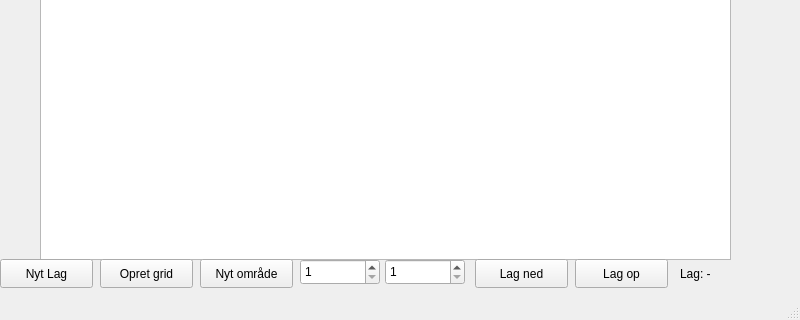
gulleh5002-spec/semestor-projekt-2, file GUI/GUI/mainwindow.ui: the form before one commit; both pictures show x 0 to 800 and y 280 to 600 of the 800 by 600 pixel window.
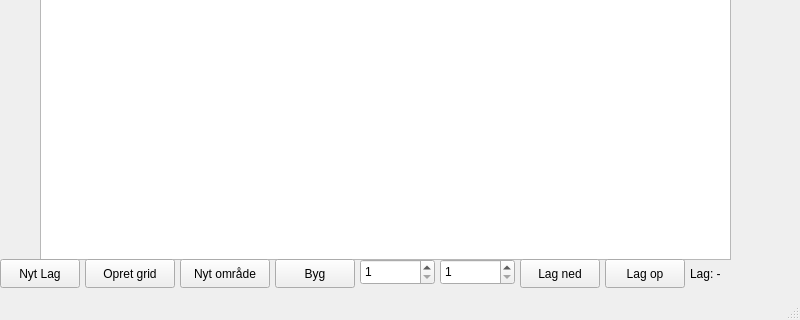
The form after the commit.

Commit message: Byg knap, samt funktionalitet for json

Patch:
```diff
--- a/GUI/GUI/mainwindow.ui
+++ b/GUI/GUI/mainwindow.ui
@@ -40,7 +40,7 @@
      <rect>
       <x>0</x>
       <y>520</y>
-      <width>93</width>
+      <width>80</width>
       <height>29</height>
      </rect>
     </property>
@@ -51,9 +51,9 @@
    <widget class="QPushButton" name="pushButtonCreateGrid">
     <property name="geometry">
      <rect>
-      <x>100</x>
+      <x>85</x>
       <y>520</y>
-      <width>93</width>
+      <width>90</width>
       <height>29</height>
      </rect>
     </property>
@@ -64,9 +64,9 @@
    <widget class="QPushButton" name="pushButtonNewWorkspace">
     <property name="geometry">
      <rect>
-      <x>200</x>
+      <x>180</x>
       <y>520</y>
-      <width>93</width>
+      <width>90</width>
       <height>29</height>
      </rect>
     </property>
@@ -77,9 +77,9 @@
    <widget class="QSpinBox" name="spinBoxWitdh">
     <property name="geometry">
      <rect>
-      <x>300</x>
+      <x>360</x>
       <y>520</y>
-      <width>80</width>
+      <width>75</width>
       <height>26</height>
      </rect>
     </property>
@@ -93,9 +93,9 @@
    <widget class="QSpinBox" name="spinBoxHeight">
     <property name="geometry">
      <rect>
-      <x>385</x>
+      <x>440</x>
       <y>520</y>
-      <width>80</width>
+      <width>75</width>
       <height>26</height>
      </rect>
     </property>
@@ -109,9 +109,9 @@
    <widget class="QPushButton" name="pushButtonPreviousLayer">
     <property name="geometry">
      <rect>
-      <x>475</x>
+      <x>520</x>
       <y>520</y>
-      <width>93</width>
+      <width>80</width>
       <height>29</height>
      </rect>
     </property>
@@ -122,9 +122,9 @@
    <widget class="QPushButton" name="pushButtonNextLayer">
     <property name="geometry">
      <rect>
-      <x>575</x>
+      <x>605</x>
       <y>520</y>
-      <width>93</width>
+      <width>80</width>
       <height>29</height>
      </rect>
     </property>
@@ -135,9 +135,9 @@
    <widget class="QLabel" name="labelCurrentLayer">
     <property name="geometry">
      <rect>
-      <x>680</x>
+      <x>690</x>
       <y>520</y>
-      <width>100</width>
+      <width>90</width>
       <height>29</height>
      </rect>
     </property>
@@ -145,6 +145,19 @@
      <string>Lag: -</string>
     </property>
    </widget>
+   <widget class="QPushButton" name="pushButtonBuild">
+    <property name="geometry">
+     <rect>
+      <x>275</x>
+      <y>520</y>
+      <width>80</width>
+      <height>29</height>
+     </rect>
+    </property>
+    <property name="text">
+     <string>Byg</string>
+    </property>
+   </widget>
   </widget>
   <widget class="QMenuBar" name="menubar">
    <property name="geometry">
```
The commit also changes 2 other files.
